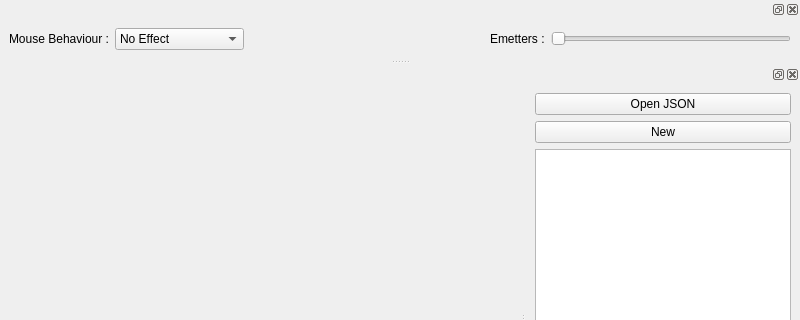
This is src/mainwindow.ui in vstebe/particles as Qt 5 draws it before an edit; both pictures show x 0 to 800 and y 0 to 320 of the 800 by 600 pixel window. The edited form follows.
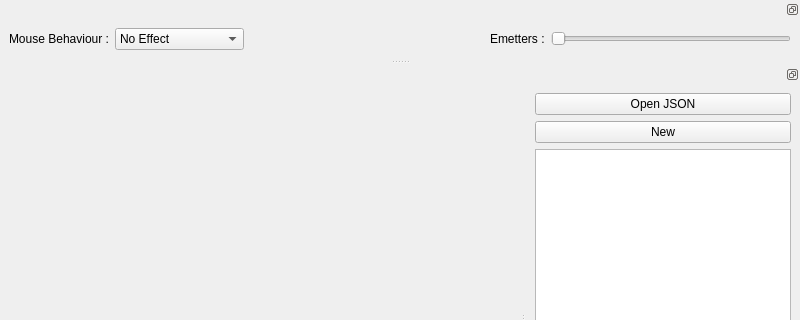
This is the edited form.

The edit to the form file:
```diff
--- a/src/mainwindow.ui
+++ b/src/mainwindow.ui
@@ -28,6 +28,9 @@
   </widget>
   <widget class="QStatusBar" name="statusbar"/>
   <widget class="QDockWidget" name="dockWidget">
+   <property name="features">
+    <set>QDockWidget::DockWidgetFloatable|QDockWidget::DockWidgetMovable</set>
+   </property>
    <attribute name="dockWidgetArea">
     <number>2</number>
    </attribute>
@@ -78,6 +81,9 @@
    </widget>
   </widget>
   <widget class="QDockWidget" name="dockWidget_2">
+   <property name="features">
+    <set>QDockWidget::DockWidgetFloatable|QDockWidget::DockWidgetMovable</set>
+   </property>
    <attribute name="dockWidgetArea">
     <number>4</number>
    </attribute>
```
